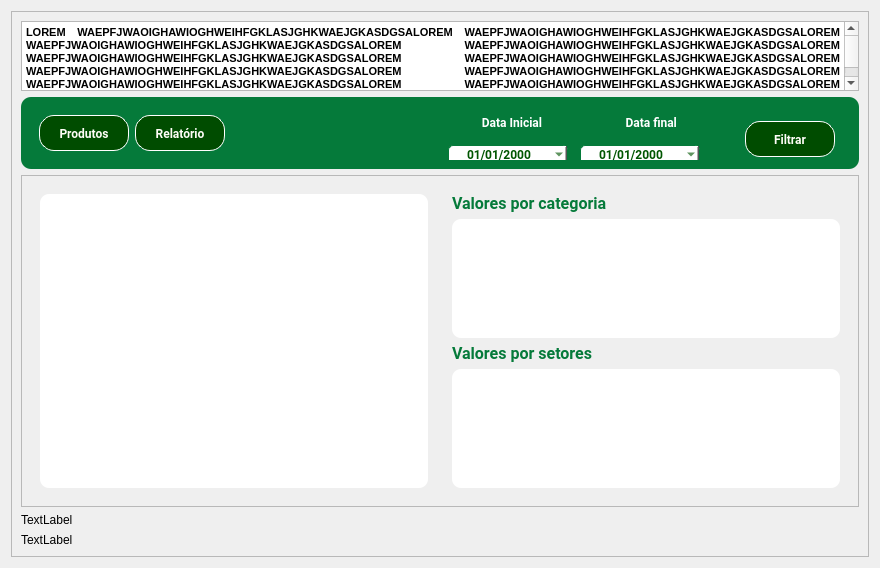
Old version of the form PATP/bckp/asset_ctrl/templates/interfaces/patr_view.ui in the repository eduardogm22/controle_patrimonio.
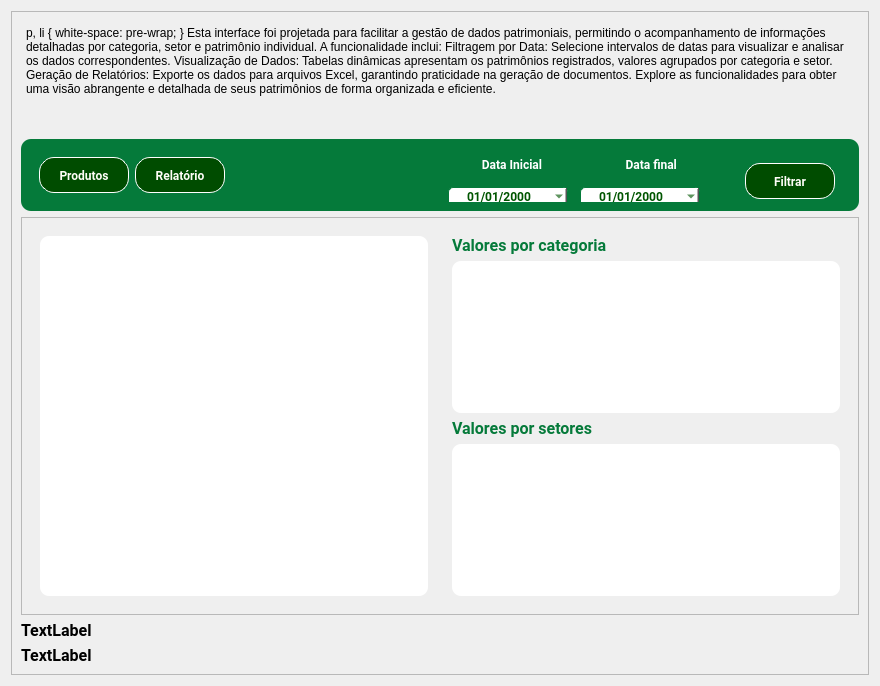
New version of the form.

What changed in the file:
```diff
--- a/PATP/bckp/asset_ctrl/templates/interfaces/patr_view.ui
+++ b/PATP/bckp/asset_ctrl/templates/interfaces/patr_view.ui
@@ -7,7 +7,7 @@
     <x>0</x>
     <y>0</y>
     <width>880</width>
-    <height>568</height>
+    <height>686</height>
    </rect>
   </property>
   <property name="windowTitle">
@@ -25,12 +25,19 @@
      <layout class="QVBoxLayout" name="verticalLayout_2">
       <item>
        <widget class="QTextBrowser" name="textBrowser">
+        <property name="styleSheet">
+         <string notr="true">background-color:transparent;</string>
+        </property>
         <property name="html">
          <string>&lt;!DOCTYPE HTML PUBLIC &quot;-//W3C//DTD HTML 4.0//EN&quot; &quot;http://www.w3.org/TR/REC-html40/strict.dtd&quot;&gt;
 &lt;html&gt;&lt;head&gt;&lt;meta name=&quot;qrichtext&quot; content=&quot;1&quot; /&gt;&lt;style type=&quot;text/css&quot;&gt;
 p, li { white-space: pre-wrap; }
 &lt;/style&gt;&lt;/head&gt;&lt;body style=&quot; font-family:'MS Shell Dlg 2'; font-size:8.25pt; font-weight:400; font-style:normal;&quot;&gt;
-&lt;p align=&quot;justify&quot; style=&quot; margin-top:0px; margin-bottom:0px; margin-left:0px; margin-right:0px; -qt-block-indent:0; text-indent:0px;&quot;&gt;&lt;span style=&quot; font-weight:600;&quot;&gt;LOREM WAEPFJWAOIGHAWIOGHWEIHFGKLASJGHKWAEJGKASDGSALOREM WAEPFJWAOIGHAWIOGHWEIHFGKLASJGHKWAEJGKASDGSALOREM WAEPFJWAOIGHAWIOGHWEIHFGKLASJGHKWAEJGKASDGSALOREM WAEPFJWAOIGHAWIOGHWEIHFGKLASJGHKWAEJGKASDGSALOREM WAEPFJWAOIGHAWIOGHWEIHFGKLASJGHKWAEJGKASDGSALOREM WAEPFJWAOIGHAWIOGHWEIHFGKLASJGHKWAEJGKASDGSALOREM WAEPFJWAOIGHAWIOGHWEIHFGKLASJGHKWAEJGKASDGSALOREM WAEPFJWAOIGHAWIOGHWEIHFGKLASJGHKWAEJGKASDGSALOREM WAEPFJWAOIGHAWIOGHWEIHFGKLASJGHKWAEJGKASDGSALOREM WAEPFJWAOIGHAWIOGHWEIHFGKLASJGHKWAEJGKASDGSALOREM WAEPFJWAOIGHAWIOGHWEIHFGKLASJGHKWAEJGKASDGSALOREM WAEPFJWAOIGHAWIOGHWEIHFGKLASJGHKWAEJGKASDGSA&lt;/span&gt;&lt;/p&gt;&lt;/body&gt;&lt;/html&gt;</string>
+&lt;p style=&quot; margin-top:12px; margin-bottom:12px; margin-left:0px; margin-right:0px; -qt-block-indent:0; text-indent:0px;&quot;&gt;&lt;span style=&quot; font-size:9pt; font-weight:600; color:#004c00;&quot;&gt;Esta interface foi projetada para facilitar a gestão de dados patrimoniais, permitindo o acompanhamento de informações detalhadas por categoria, setor e patrimônio individual. A funcionalidade inclui:&lt;/span&gt;&lt;/p&gt;
+&lt;ul style=&quot;margin-top: 0px; margin-bottom: 0px; margin-left: 0px; margin-right: 0px; -qt-list-indent: 1;&quot;&gt;&lt;li style=&quot; font-size:9pt; font-weight:600; color:#004c00;&quot; style=&quot; margin-top:12px; margin-bottom:0px; margin-left:0px; margin-right:0px; -qt-block-indent:0; text-indent:0px;&quot;&gt;Filtragem por Data: Selecione intervalos de datas para visualizar e analisar os dados correspondentes.&lt;/li&gt;
+&lt;li style=&quot; font-size:9pt; font-weight:600; color:#004c00;&quot; style=&quot; margin-top:0px; margin-bottom:0px; margin-left:0px; margin-right:0px; -qt-block-indent:0; text-indent:0px;&quot;&gt;Visualização de Dados: Tabelas dinâmicas apresentam os patrimônios registrados, valores agrupados por categoria e setor.&lt;/li&gt;
+&lt;li style=&quot; font-size:9pt; font-weight:600; color:#004c00;&quot; style=&quot; margin-top:0px; margin-bottom:12px; margin-left:0px; margin-right:0px; -qt-block-indent:0; text-indent:0px;&quot;&gt;Geração de Relatórios: Exporte os dados para arquivos Excel, garantindo praticidade na geração de documentos.&lt;/li&gt;&lt;/ul&gt;
+&lt;p style=&quot; margin-top:12px; margin-bottom:12px; margin-left:0px; margin-right:0px; -qt-block-indent:0; text-indent:0px;&quot;&gt;&lt;span style=&quot; font-size:9pt; font-weight:600; color:#004c00;&quot;&gt;Explore as funcionalidades para obter uma visão abrangente e detalhada de seus patrimônios de forma organizada e eficiente.&lt;/span&gt;&lt;/p&gt;&lt;/body&gt;&lt;/html&gt;</string>
         </property>
        </widget>
       </item>
@@ -510,6 +517,14 @@
       </item>
       <item>
        <widget class="QLabel" name="vl_total">
+        <property name="font">
+         <font>
+          <family>Roboto</family>
+          <pointsize>12</pointsize>
+          <weight>75</weight>
+          <bold>true</bold>
+         </font>
+        </property>
         <property name="text">
          <string>TextLabel</string>
         </property>
@@ -517,6 +532,14 @@
       </item>
       <item>
        <widget class="QLabel" name="vl_ptr">
+        <property name="font">
+         <font>
+          <family>Roboto</family>
+          <pointsize>12</pointsize>
+          <weight>75</weight>
+          <bold>true</bold>
+         </font>
+        </property>
         <property name="text">
          <string>TextLabel</string>
         </property>
```
